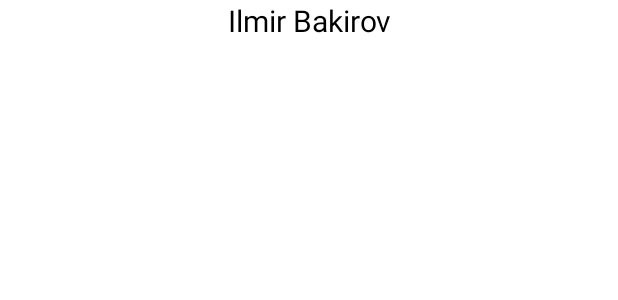
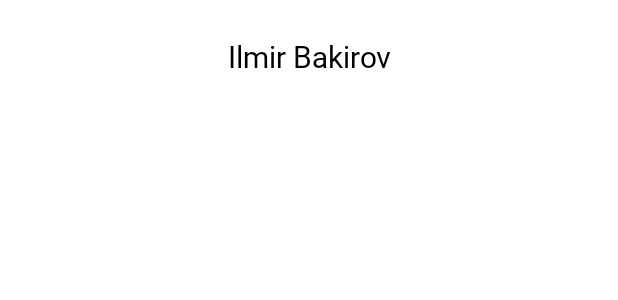
Before and after one commit to bakigoal/android_about-me, an Android app: the layout activity_main.xml on its own in the app's theme, with its tools: preview values and no code run, on a phone screen of 412 x 824 dp. Shown: the top 300 px of the screen. Run offline under Robolectric (Android 15) with nearby library versions, the phone set to English and light mode, and no system bars.

Commit message:
add padding, margin and font family to text_view

```diff
--- a/app/src/main/res/layout/activity_main.xml
+++ b/app/src/main/res/layout/activity_main.xml
@@ -8,6 +8,9 @@
         android:id="@+id/name_text"
         android:layout_width="match_parent"
         android:layout_height="wrap_content"
+        android:layout_marginTop="@dimen/layout_margin"
+        android:fontFamily="@font/roboto"
+        android:paddingTop="@dimen/small_padding"
         android:text="@string/name"
         android:textAlignment="center"
         android:textColor="@android:color/black"
--- a/app/src/main/res/values/dimens.xml
+++ b/app/src/main/res/values/dimens.xml
@@ -1,4 +1,6 @@
 <?xml version="1.0" encoding="utf-8"?>
 <resources>
     <dimen name="text_size">20sp</dimen>
+    <dimen name="small_padding">8dp</dimen>
+    <dimen name="layout_margin">16dp</dimen>
 </resources>
```
Also changed, not shown: app/src/main/res/font/roboto.ttf (added).
